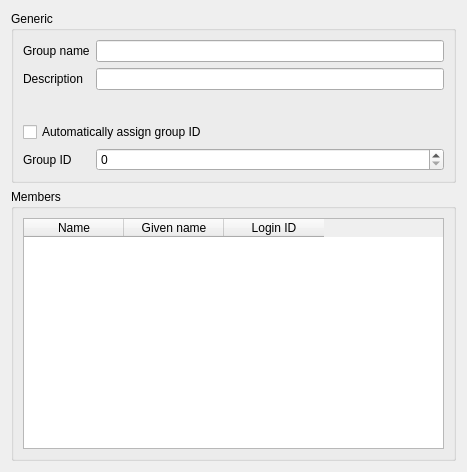
This is agent/src/clacks/agent/data/templates/default/group-posix.ui in gonicus/clacks as Qt 5 draws it before an edit. The edited form follows.
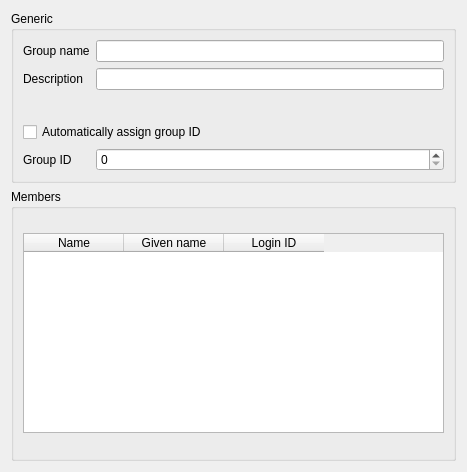
This is the edited form. Icons and pictures are not drawn.

Commit message: Narrow down size

Diff of the .ui file:
```diff
--- a/agent/src/clacks/agent/data/templates/default/group-posix.ui
+++ b/agent/src/clacks/agent/data/templates/default/group-posix.ui
@@ -107,6 +107,12 @@
      <layout class="QGridLayout" name="gridLayout_2">
       <item row="0" column="0">
        <widget class="QTableWidget" name="memberUidEdit">
+        <property name="maximumSize">
+         <size>
+          <width>16777215</width>
+          <height>200</height>
+         </size>
+        </property>
         <column>
          <property name="text">
           <string comment="sn">Name</string>
```
